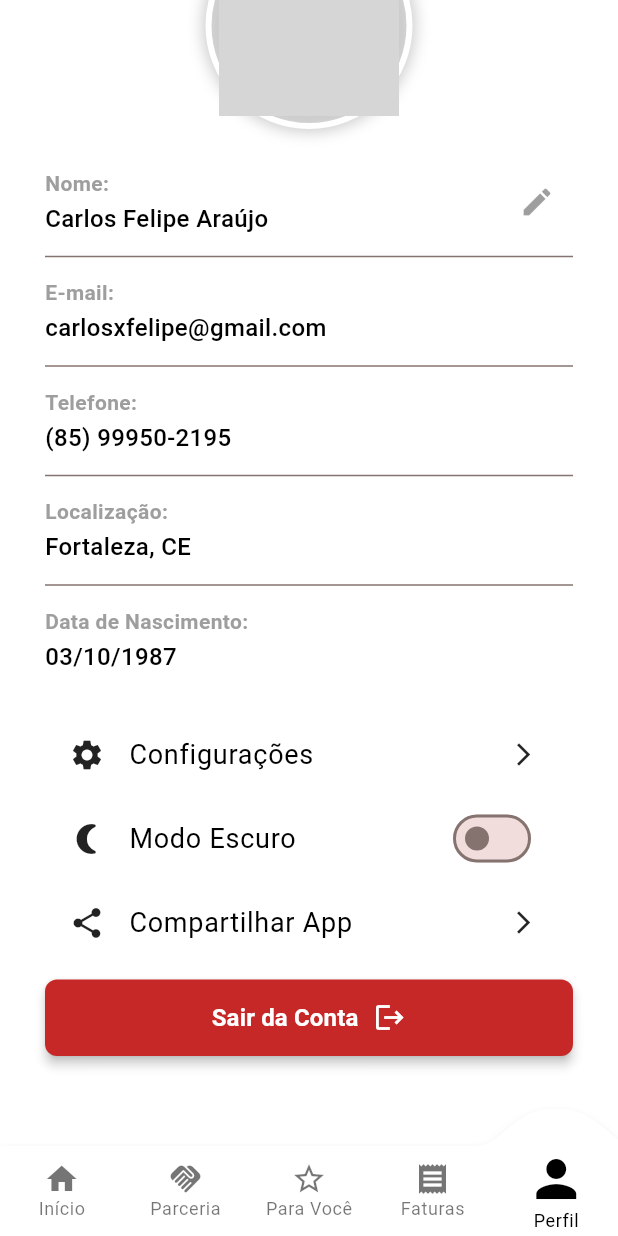
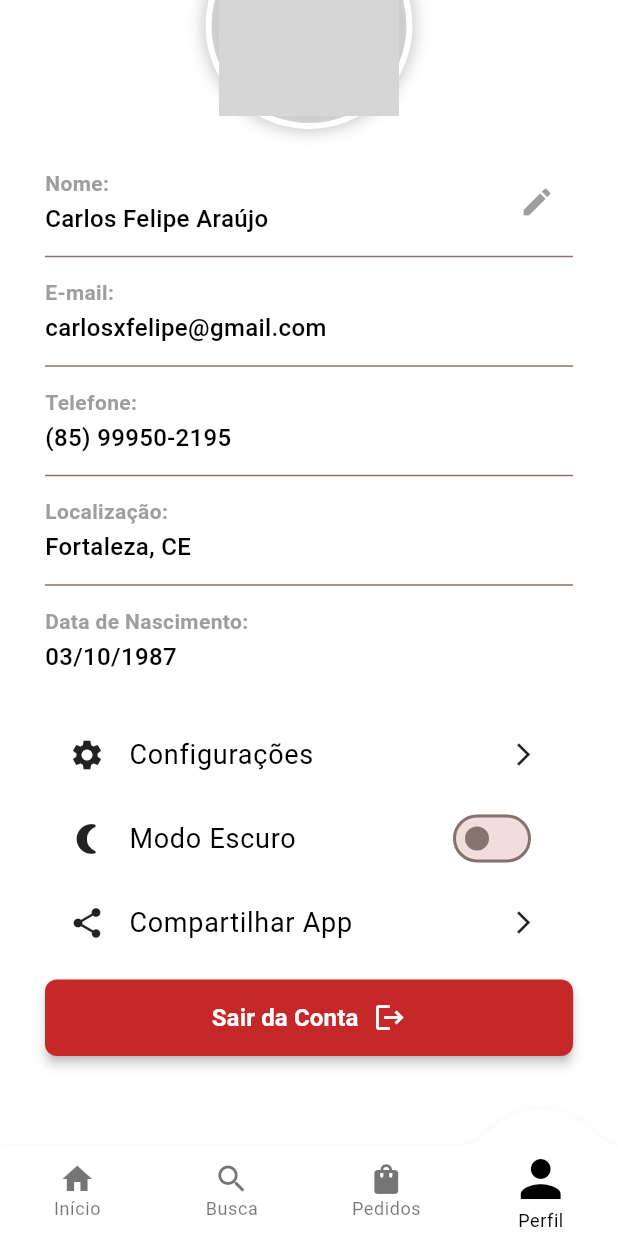
Before and after one commit to carlosxfelipe/idrink, a Flutter app: the ProfileScreen screen opened by its route, scrolled down 92 dp, on a phone screen of 412 x 824 dp. Run offline on Flutter 3.47's test engine with Material 3 defaults, Android fonts, the phone set to English and light mode, and no system bars; drawn by our look-alikes of convex_bottom_bar; our stand-ins replace card_swiper, go_router; network calls fail; grey boxes are pictures that could not be loaded.

Commit message:
Update ConvexBottomBar: adjust current index and modify navigation for improved user flow

```diff
--- a/lib/screens/profile_screen.dart
+++ b/lib/screens/profile_screen.dart
@@ -9,7 +9,7 @@ class ProfileScreen extends StatelessWidget {
   @override
   Widget build(BuildContext context) {
     return ConvexBottomBar(
-      currentIndex: 4,
+      currentIndex: 3,
       child: Scaffold(
         body: SingleChildScrollView(
           child: Column(
--- a/lib/widgets/convex_bottom_bar.dart
+++ b/lib/widgets/convex_bottom_bar.dart
@@ -35,24 +35,20 @@ class ConvexBottomBar extends StatelessWidget {
               context.go('/');
               break;
             case 1:
-              context.go('/partnership');
+              // context.go('/search');
               break;
             case 2:
-              context.go('/offers');
+              // context.go('/orders');
               break;
             case 3:
-              context.go('/payment');
-              break;
-            case 4:
               context.go('/profile');
               break;
           }
         },
         items: const [
           TabItem(icon: Icons.home, title: 'Início'),
-          TabItem(icon: Icons.handshake, title: 'Parceria'),
-          TabItem(icon: Icons.star_outline, title: 'Para Você'),
-          TabItem(icon: Icons.receipt, title: 'Faturas'),
+          TabItem(icon: Icons.search, title: 'Busca'),
+          TabItem(icon: Icons.shopping_bag, title: 'Pedidos'),
           TabItem(icon: Icons.person, title: 'Perfil'),
         ],
       ),
```
